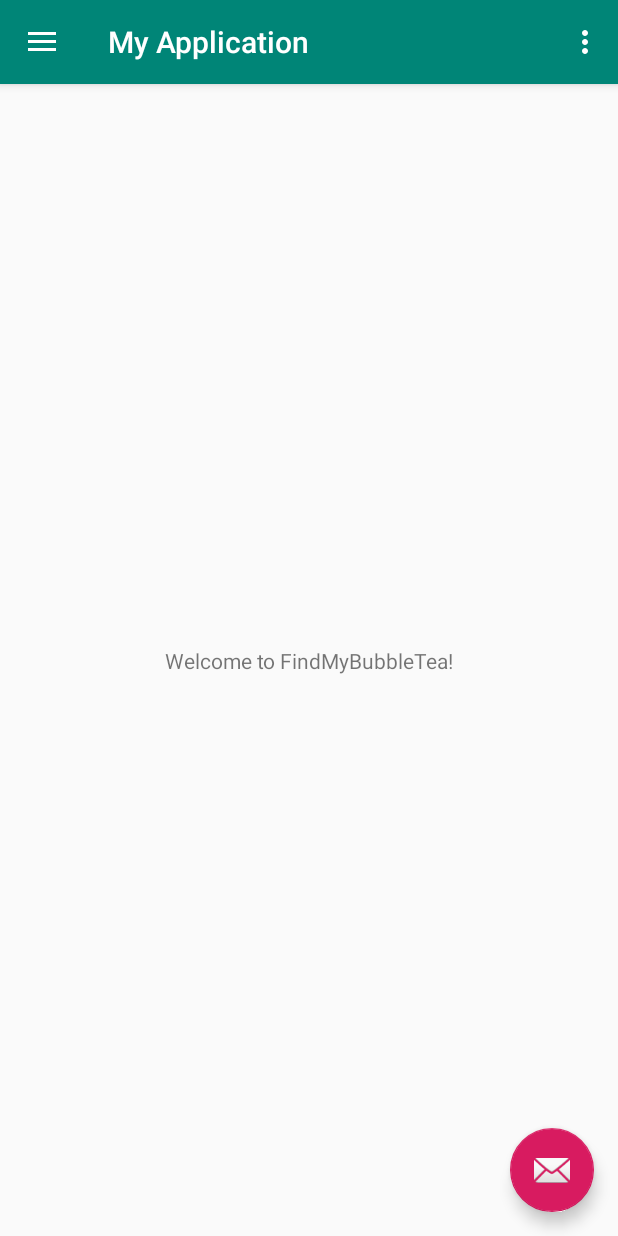
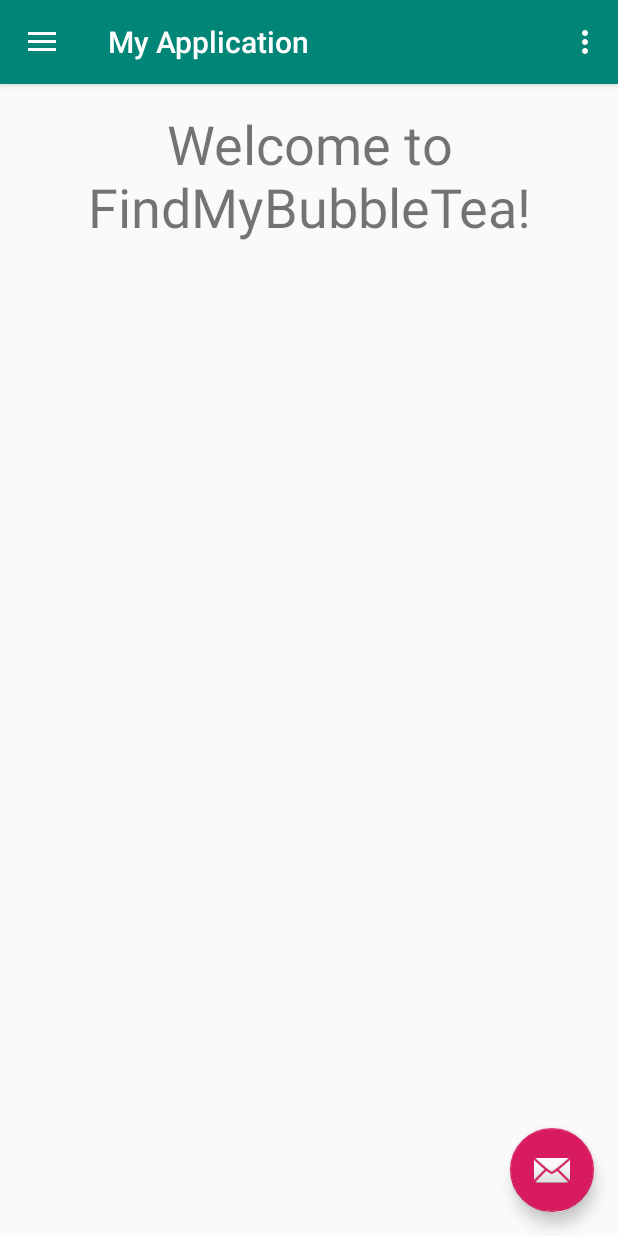
Before and after one commit to dsevinc/MyApplication, an Android app: the screen it shows after launch (MainActivity), on a phone screen of 412 x 824 dp. Run offline under Robolectric (Android 15) with nearby library versions, the phone set to English and light mode, and no system bars.

Commit message:
changed font size and textview params in main activity

```diff
--- a/app/src/main/res/layout/content_main.xml
+++ b/app/src/main/res/layout/content_main.xml
@@ -12,6 +12,10 @@
         android:layout_width="wrap_content"
         android:layout_height="wrap_content"
         android:text="Welcome to FindMyBubbleTea!"
+        android:textSize="36dp"
+        android:textAlignment="center"
+        app:layout_constraintVertical_bias="0"
+        android:layout_margin="15dp"
         app:layout_constraintBottom_toBottomOf="parent"
         app:layout_constraintLeft_toLeftOf="parent"
         app:layout_constraintRight_toRightOf="parent"
```
